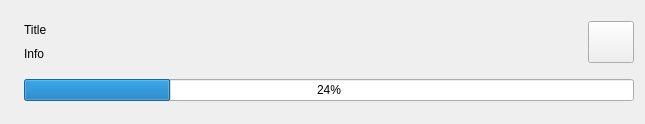
The window that res/ItemWidget.ui (Ingener74/Mist-Tooth) describes before a commit, drawn with Qt 5.
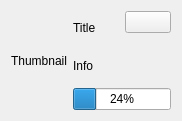
The same window after the commit. Icons and pictures are not drawn.

Commit message: Поправил вид пункта загрузки

```diff
--- a/res/ItemWidget.ui
+++ b/res/ItemWidget.ui
@@ -6,8 +6,8 @@
    <rect>
     <x>0</x>
     <y>0</y>
-    <width>645</width>
-    <height>124</height>
+    <width>182</width>
+    <height>121</height>
    </rect>
   </property>
   <property name="sizePolicy">
@@ -29,7 +29,7 @@
       </size>
      </property>
      <property name="text">
-      <string/>
+      <string>Thumbnail</string>
      </property>
      <property name="pixmap">
       <pixmap resource="resources.qrc">:/main/loading.png</pixmap>
@@ -37,11 +37,11 @@
     </widget>
    </item>
    <item>
-    <layout class="QVBoxLayout" name="verticalLayout_2">
+    <layout class="QVBoxLayout" name="verticalLayout_3">
      <item>
       <layout class="QHBoxLayout" name="horizontalLayout">
        <item>
-        <layout class="QVBoxLayout" name="verticalLayout">
+        <layout class="QVBoxLayout" name="verticalLayout_2">
          <item>
           <widget class="QLabel" name="labelTitle">
            <property name="text">
@@ -59,19 +59,9 @@
         </layout>
        </item>
        <item>
+        <layout class="QVBoxLayout" name="verticalLayout">
+         <item>
         <widget class="QPushButton" name="pushButtonStop">
-         <property name="minimumSize">
-          <size>
-           <width>46</width>
-           <height>42</height>
-          </size>
-         </property>
-         <property name="maximumSize">
-          <size>
-           <width>46</width>
-           <height>42</height>
-          </size>
-         </property>
          <property name="toolTip">
           <string>Остановить</string>
          </property>
@@ -92,6 +82,21 @@
           <string>Ctrl+S</string>
          </property>
         </widget>
+         </item>
+         <item>
+          <spacer name="verticalSpacer">
+           <property name="orientation">
+            <enum>Qt::Vertical</enum>
+           </property>
+           <property name="sizeHint" stdset="0">
+            <size>
+             <width>20</width>
+             <height>40</height>
+            </size>
+           </property>
+          </spacer>
+         </item>
+        </layout>
        </item>
       </layout>
      </item>
```
Lines whose indentation alone changed are shown as unchanged. The commit also changes 2 other files.
